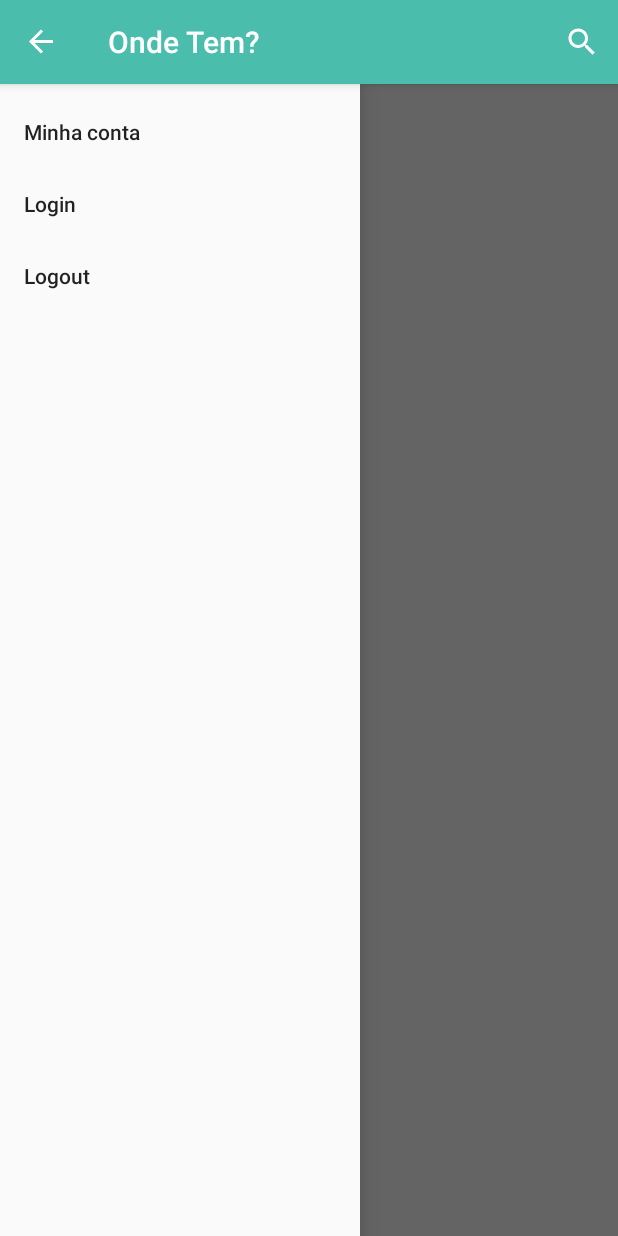
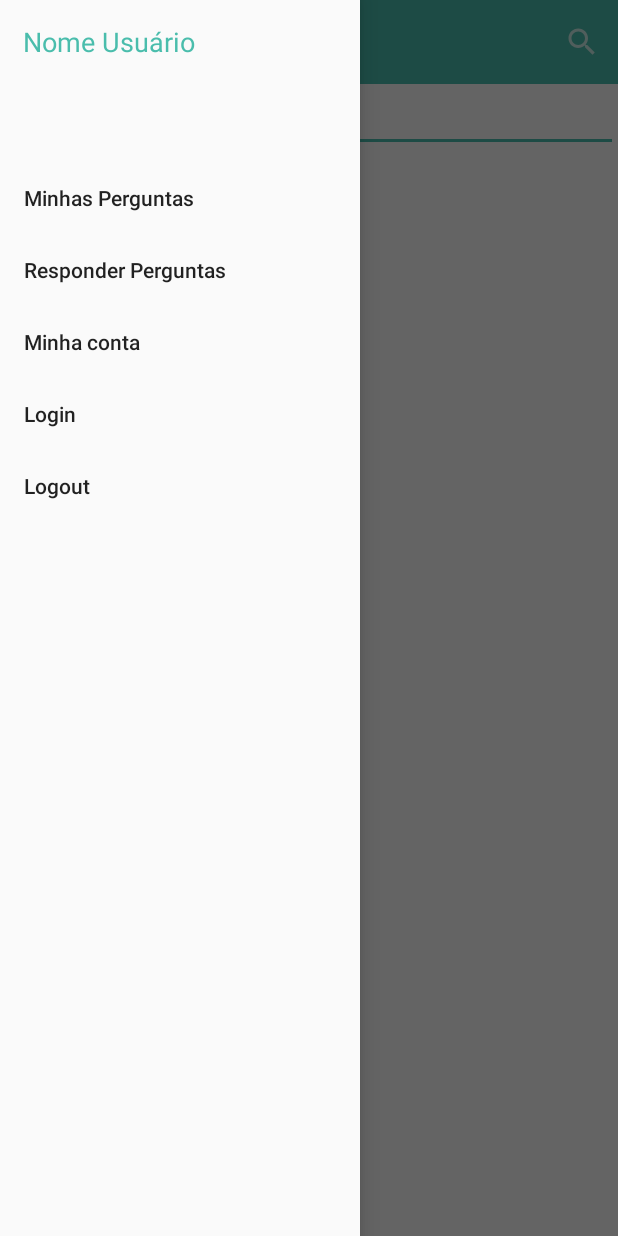
Before and after one commit to ibruno-om/OndeTem, an Android app: the screen it shows after launch (HomeActivity), with the side drawer open, on a phone screen of 412 x 824 dp. Run offline under Robolectric (Android 15) with nearby library versions, the phone set to English and light mode, and no system bars; our stand-ins replace Firebase (no records; nobody signed in at launch, a user with empty details on screens opened directly).

Commit message:
Auto stash before merge of "develop" and "origin/develop"
Algumas melhorias no menu e na toolbar

```diff
--- a/app/src/main/java/br/ufg/inf/dsdm/ondetem/HomeActivity.java
+++ b/app/src/main/java/br/ufg/inf/dsdm/ondetem/HomeActivity.java
@@ -7,6 +7,7 @@ import android.support.v4.widget.DrawerLayout;
 import android.support.v7.app.ActionBarDrawerToggle;
 import android.support.v7.app.AppCompatActivity;
 import android.os.Bundle;
+import android.support.v7.widget.Toolbar;
 import android.util.Log;
 import android.view.Menu;
 import android.view.MenuInflater;
@@ -31,6 +32,9 @@ public class HomeActivity extends AppCompatActivity {
     private DrawerLayout mDrawerLayout;
     private ActionBarDrawerToggle mToggle;
 
+    private Toolbar mToolbar;
+
+
     private FirebaseAuth.AuthStateListener mAuthListener;
     private FirebaseAuth mAuth;
     private FirebaseUser user;
@@ -42,6 +46,9 @@ public class HomeActivity extends AppCompatActivity {
         setContentView(R.layout.activity_home);
 
         mAuth = FirebaseAuth.getInstance();
+
+        mToolbar = (Toolbar) findViewById(R.id.nav_action);
+        setSupportActionBar(mToolbar);
 
         mQuestionList = (ListView) findViewById(R.id.questionList);
         mDrawerLayout = (DrawerLayout) findViewById(R.id.drawerLayout);
--- a/app/src/main/res/layout/activity_home.xml
+++ b/app/src/main/res/layout/activity_home.xml
@@ -19,6 +19,17 @@
             tools:layout_editor_absoluteX="8dp"
             tools:layout_editor_absoluteY="8dp">
 
+            <include
+                layout="@layout/navigation_action"
+                android:layout_width="match_parent"
+                android:layout_height="wrap_content" />
+
+            <AutoCompleteTextView
+                android:id="@+id/autoCompleteTextView"
+                android:layout_width="match_parent"
+                android:layout_height="match_parent"
+                android:hint="Onde tem?" />
+
             <ListView
                 android:id="@+id/questionList"
                 android:layout_width="match_parent"
@@ -39,7 +50,8 @@
         android:layout_height="match_parent"
         android:layout_gravity="start"
         android:clickable="true"
-        app:menu="@menu/navigation_menu">
+        app:menu="@menu/navigation_menu"
+        app:headerLayout="@layout/navigation_header">
 
     </android.support.design.widget.NavigationView>
 
--- a/app/src/main/res/layout/activity_login.xml
+++ b/app/src/main/res/layout/activity_login.xml
@@ -44,6 +44,7 @@
 
             <Button
                 android:id="@+id/loginBtn"
+                style="@style/Widget.AppCompat.Button.Colored"
                 android:layout_width="368dp"
                 android:layout_height="wrap_content"
                 android:text="ENTRAR"
--- a/app/src/main/res/layout/navigation_action.xml
+++ b/app/src/main/res/layout/navigation_action.xml
@@ -1,6 +1,11 @@
 <?xml version="1.0" encoding="utf-8"?>
-<LinearLayout xmlns:android="http://schemas.android.com/apk/res/android"
-    android:orientation="vertical" android:layout_width="match_parent"
-    android:layout_height="match_parent">
+<android.support.v7.widget.Toolbar xmlns:android="http://schemas.android.com/apk/res/android"
+    android:id="@+id/nav_action"
+    android:layout_width="match_parent"
+    android:layout_height="wrap_content"
+    android:background="@color/colorPrimary"
+    android:orientation="vertical"
+    android:theme="@style/Base.ThemeOverlay.AppCompat.Dark">
 
-</LinearLayout>
+
+</android.support.v7.widget.Toolbar>
--- a/app/src/main/res/layout/navigation_header.xml
+++ b/app/src/main/res/layout/navigation_header.xml
@@ -1,5 +1,17 @@
 <?xml version="1.0" encoding="utf-8"?>
 <RelativeLayout xmlns:android="http://schemas.android.com/apk/res/android"
-    android:layout_width="match_parent" android:layout_height="match_parent">
+    android:layout_width="match_parent"
+    android:layout_height="100dp">
 
+    <TextView
+        android:id="@+id/textView"
+        android:layout_width="wrap_content"
+        android:layout_height="wrap_content"
+        android:layout_alignParentLeft="true"
+        android:layout_alignParentStart="true"
+        android:layout_alignParentTop="true"
+        android:padding="15dp"
+        android:text="Nome Usuário"
+        android:textColor="@color/colorPrimary"
+        android:textSize="18dp" />
 </RelativeLayout>
--- a/app/src/main/res/menu/navigation_menu.xml
+++ b/app/src/main/res/menu/navigation_menu.xml
@@ -1,8 +1,14 @@
 <?xml version="1.0" encoding="utf-8"?>
 <menu xmlns:android="http://schemas.android.com/apk/res/android"
     xmlns:app="http://schemas.android.com/apk/res-auto">
-    <item
-        android:id="@+id/minhaConta"
+
+    <item android:id="@+id/myQuestions"
+        android:title="Minhas Perguntas" />
+
+    <item android:id="@+id/answer"
+        android:title="Responder Perguntas" />
+
+    <item android:id="@+id/minhaConta"
         android:title="@string/myAccount" />
 
     <item
--- a/app/src/main/res/values/colors.xml
+++ b/app/src/main/res/values/colors.xml
@@ -1,6 +1,6 @@
 <?xml version="1.0" encoding="utf-8"?>
 <resources>
-    <color name="colorPrimary">#4ABDAC</color>
+    <color name="colorPrimary">#4abdac</color>
     <color name="colorPrimaryDark">#41A697</color>
     <color name="colorAccent">#4ABDAC</color>
 </resources>
--- a/app/src/main/res/values/styles.xml
+++ b/app/src/main/res/values/styles.xml
@@ -1,7 +1,7 @@
 <resources>
 
     <!-- Base application theme. -->
-    <style name="AppTheme" parent="Theme.AppCompat.Light.DarkActionBar">
+    <style name="AppTheme" parent="Theme.AppCompat.Light.NoActionBar">
         <!-- Customize your theme here. -->
         <item name="colorPrimary">@color/colorPrimary</item>
         <item name="colorPrimaryDark">@color/colorPrimaryDark</item>
```
